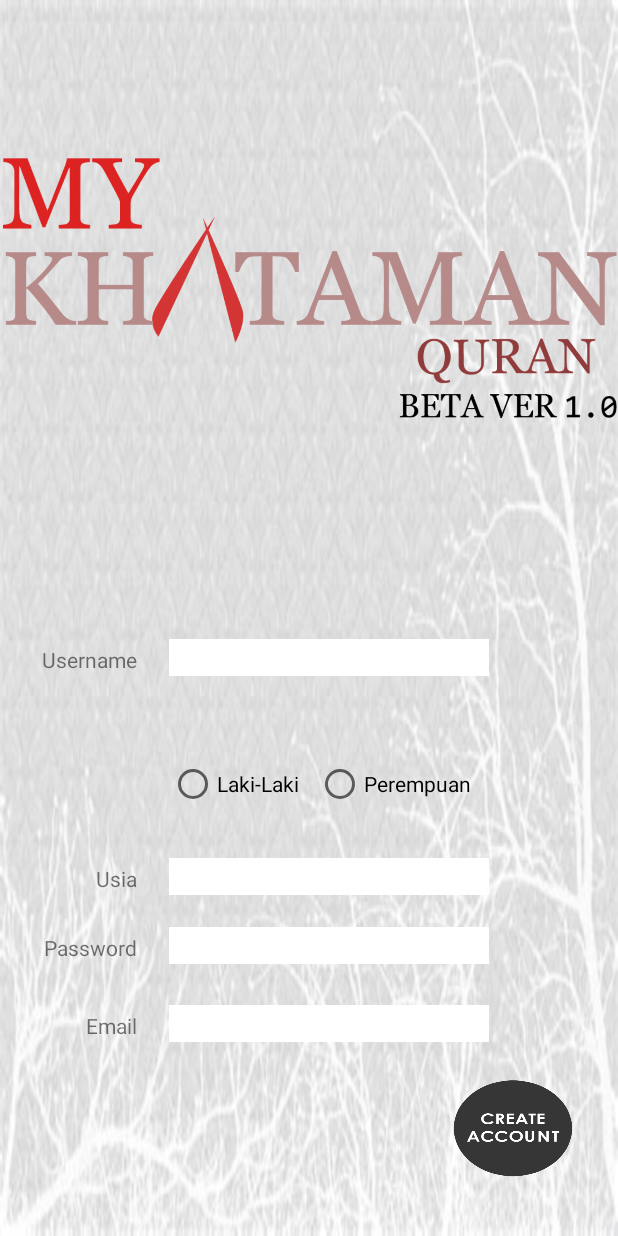
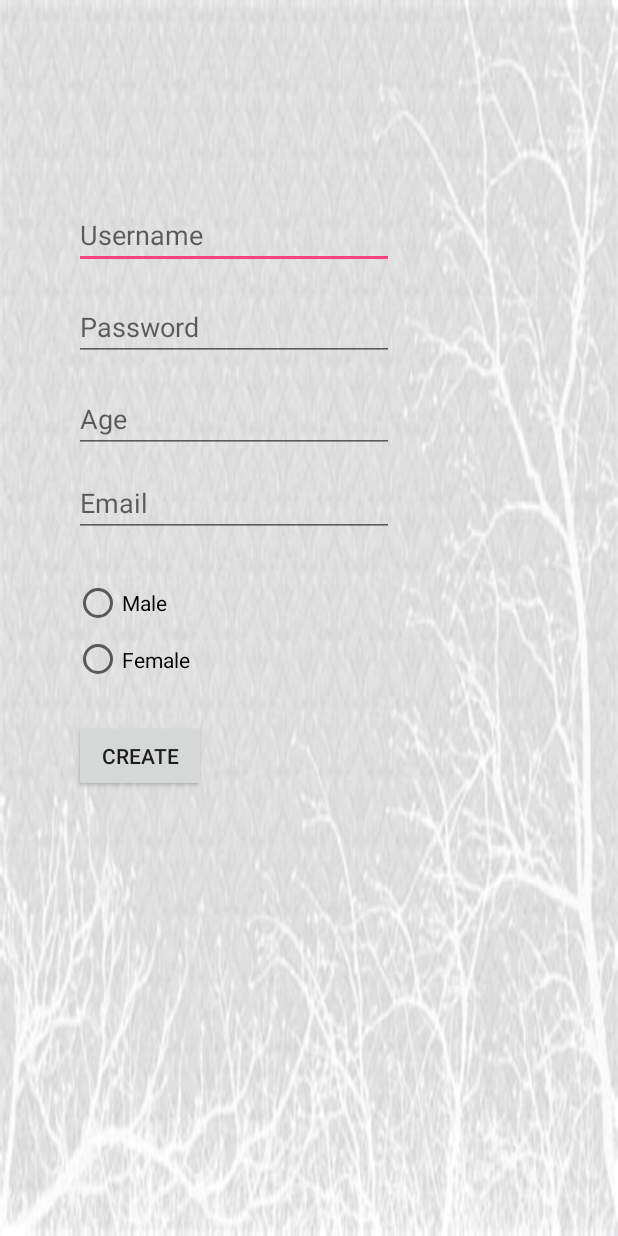
Before and after one commit to hdmonster/MyKhatamulQuranBeta, an Android app: the MainActivityRegister screen opened directly, with no data from a screen before it, on a phone screen of 412 x 824 dp. Run offline under Robolectric (Android 15) with nearby library versions, the phone set to English and light mode, and no system bars.

Commit message:
The best layout

```diff
--- a/app/src/main/AndroidManifest.xml
+++ b/app/src/main/AndroidManifest.xml
@@ -30,6 +30,7 @@
         <activity android:name=".KeteranganActivity" />
         <activity android:name=".LoginActivity" />
         <activity android:name=".startOnlineActivity" />
+        <activity android:name=".GrapichActivity"></activity>
     </application>
 
 </manifest>
--- a/app/src/main/java/genius/mykhatamulquranbeta/MainActivityRegister.java
+++ b/app/src/main/java/genius/mykhatamulquranbeta/MainActivityRegister.java
@@ -7,6 +7,9 @@ import android.view.View;
 import android.view.Window;
 import android.view.WindowManager;
 import android.widget.Button;
+import android.widget.RadioButton;
+import android.widget.RadioGroup;
+import android.widget.TextView;
 
 public class MainActivityRegister extends AppCompatActivity {
 
@@ -28,4 +31,5 @@ public class MainActivityRegister extends AppCompatActivity {
         });
 
     }
+
 }
--- a/app/src/main/res/layout/activity_main_register.xml
+++ b/app/src/main/res/layout/activity_main_register.xml
@@ -7,128 +7,82 @@
     android:layout_height="match_parent"
     tools:context="genius.mykhatamulquranbeta.MainActivityRegister">
 
-    <Button
-        android:id="@+id/button"
-        android:layout_width="100dp"
-        android:layout_height="80dp"
-        android:layout_alignParentBottom="true"
-        android:layout_alignParentEnd="true"
-        android:layout_marginBottom="32dp"
-        android:layout_marginEnd="19dp"
-        android:background="@drawable/exit" />
-
-    <TextView
-        android:id="@+id/textView"
-        android:layout_width="wrap_content"
-        android:layout_height="wrap_content"
-        android:layout_marginStart="28dp"
-        android:text="@string/username"
-        android:layout_alignBaseline="@+id/editText"
-        android:layout_alignBottom="@+id/editText"
-        android:layout_alignParentStart="true" />
-
-    <EditText
-        android:id="@+id/editText"
-        android:layout_width="wrap_content"
-        android:layout_height="wrap_content"
-        android:layout_above="@+id/radioButton"
-        android:layout_marginBottom="56dp"
-        android:layout_marginStart="21dp"
-        android:layout_toEndOf="@+id/textView"
-        android:background="@android:color/background_light"
-        android:ems="10"
-        android:inputType="textPersonName"
-        tools:ignore="LabelFor" />
+    <RadioGroup
+        android:layout_width="match_parent"
+        android:layout_height="70dp"
+        android:id="@+id/radioGroup2"
+        android:layout_marginTop="28dp"
+        android:layout_below="@+id/editText6"
+        android:layout_alignStart="@+id/editText6">
 
         <RadioButton
             android:id="@+id/radioButton"
             android:layout_width="wrap_content"
             android:layout_height="wrap_content"
-        android:text="@string/laki_laki"
-        android:layout_alignBaseline="@+id/radioButton2"
-        android:layout_alignBottom="@+id/radioButton2"
-        android:layout_alignStart="@+id/editText2" />
+            android:layout_weight="1"
+            android:text="Male" />
 
         <RadioButton
             android:id="@+id/radioButton2"
             android:layout_width="wrap_content"
             android:layout_height="wrap_content"
-        android:text="@string/perempuan"
-        android:layout_above="@+id/editText2"
-        android:layout_alignEnd="@+id/editText"
-        android:layout_marginEnd="12dp"
-        android:layout_marginBottom="33dp" />
-
-    <TextView
-        android:id="@+id/textView3"
-        android:layout_width="wrap_content"
-        android:layout_height="wrap_content"
-        android:text="@string/usia"
-        android:layout_alignBaseline="@+id/editText2"
-        android:layout_alignBottom="@+id/editText2"
-        android:layout_alignEnd="@+id/textView" />
-
-    <EditText
-        android:id="@+id/editText2"
-        android:layout_width="wrap_content"
-        android:layout_height="wrap_content"
-        android:layout_above="@+id/textView4"
-        android:layout_alignStart="@+id/editText"
-        android:layout_marginBottom="25dp"
-        android:background="@android:color/background_light"
-        android:ems="10"
-        android:inputType="textPersonName"
-        tools:ignore="LabelFor" />
-
-    <TextView
-        android:id="@+id/textView4"
-        android:layout_width="wrap_content"
-        android:layout_height="wrap_content"
-        android:text="@string/password"
-        android:layout_alignBaseline="@+id/editText3"
-        android:layout_alignBottom="@+id/editText3"
-        android:layout_alignEnd="@+id/textView3" />
+            android:layout_marginTop="5dp"
+            android:layout_weight="1"
+            android:text="Female" />
+    </RadioGroup>
 
     <EditText
         android:id="@+id/editText3"
         android:layout_width="wrap_content"
         android:layout_height="wrap_content"
-        android:layout_above="@+id/textView6"
-        android:layout_alignStart="@+id/editText2"
-        android:layout_marginBottom="31dp"
-        android:background="@android:color/background_light"
+        android:layout_marginStart="49dp"
+        android:layout_marginTop="134dp"
         android:ems="10"
-        android:inputType="textPassword"
-        tools:ignore="LabelFor" />
+        android:hint="Username"
+        android:inputType="textPersonName"
+        android:layout_alignParentTop="true"
+        android:layout_alignParentStart="true" />
 
     <EditText
-        android:id="@+id/editText4"
+        android:id="@+id/editText5"
         android:layout_width="wrap_content"
         android:layout_height="wrap_content"
-        android:layout_above="@+id/button"
-        android:layout_alignStart="@+id/editText3"
-        android:layout_marginBottom="17dp"
-        android:background="@android:color/background_light"
         android:ems="10"
+        android:hint="Age"
         android:inputType="textPersonName"
-        tools:ignore="LabelFor" />
+        android:layout_marginTop="16dp"
+        android:layout_below="@+id/editText7"
+        android:layout_alignStart="@+id/editText6" />
 
-    <TextView
-        android:id="@+id/textView6"
+    <EditText
+        android:id="@+id/editText6"
         android:layout_width="wrap_content"
         android:layout_height="wrap_content"
-        android:text="@string/email"
-        android:layout_alignBaseline="@+id/editText4"
-        android:layout_alignBottom="@+id/editText4"
-        android:layout_alignEnd="@+id/textView4" />
+        android:layout_marginTop="133dp"
+        android:ems="10"
+        android:hint="Email"
+        android:inputType="textPersonName"
+        android:layout_below="@+id/editText3"
+        android:layout_alignStart="@+id/editText3" />
 
-    <ImageView
-        android:id="@+id/imageView3"
+    <EditText
+        android:id="@+id/editText7"
         android:layout_width="wrap_content"
         android:layout_height="wrap_content"
-        app:srcCompat="@drawable/n"
-        android:layout_marginBottom="50dp"
-        android:layout_above="@+id/textView"
-        android:layout_alignParentStart="true" />
+        android:layout_alignStart="@+id/editText5"
+        android:layout_below="@+id/editText3"
+        android:layout_marginTop="16dp"
+        android:ems="10"
+        android:hint="Password"
+        android:inputType="textPassword" />
+
+    <Button
+        android:id="@+id/button"
+        android:layout_width="wrap_content"
+        android:layout_height="wrap_content"
+        android:layout_alignStart="@+id/radioGroup2"
+        android:layout_below="@+id/radioGroup2"
+        android:layout_marginTop="24dp"
+        android:text="Create" />
 
 </RelativeLayout>
```
Also changed, not shown: app/src/main/java/genius/mykhatamulquranbeta/startOnlineActivity.java (+8 -0 lines), app/src/main/res/layout/activity_keterangan.xml (+9 -8 lines), app/src/main/res/layout/activity_start_online.xml (+10 -12 lines), app/src/main/res/layout/login_activity.xml (+15 -18 lines). Lines whose indentation alone changed are shown as unchanged.
